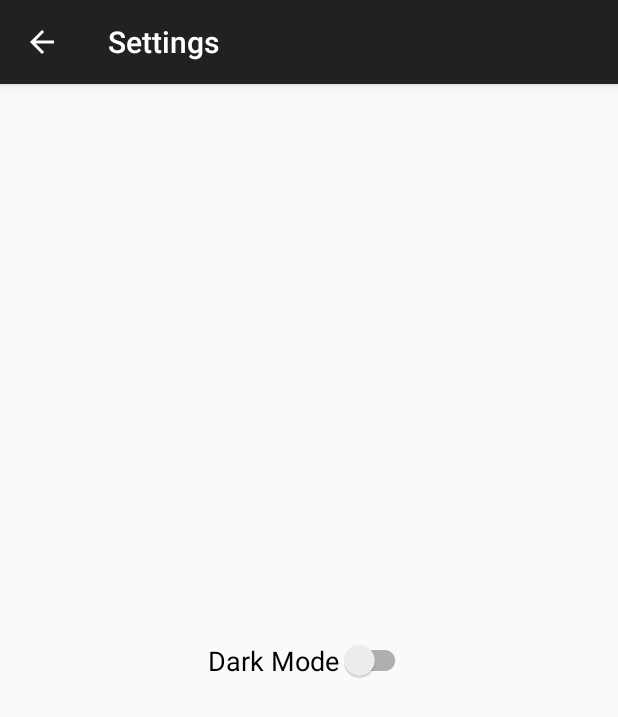
After one commit to tattadv97/RemakeHealtyLife, an Android app: the SettingsActivity screen opened directly, with no data from a screen before it, on a phone screen of 412 x 824 dp. The commit adds this screen. Shown: the top 717 px of the screen. Run offline under Robolectric (Android 15) with nearby library versions, the phone set to English and light mode, and no system bars.

Commit message:
add settings dark mode, belum selesai masih ada bug di dark mode nya

```diff
--- a/app/src/main/AndroidManifest.xml
+++ b/app/src/main/AndroidManifest.xml
@@ -13,6 +13,10 @@
         android:supportsRtl="true"
         android:theme="@style/Theme.Design.NoActionBar"
         tools:targetApi="31">
+        <activity
+            android:name=".SettingsActivity"
+            android:exported="false"
+            android:theme="@style/Base.Theme.RemakeHealtyLife"/>
         <activity
             android:name=".login.ForgotPasswordActivity"
             android:exported="true"
--- /dev/null
+++ b/app/src/main/java/com/tattadv/remakehealtylife/MainViewModel.kt
@@ -0,0 +1,19 @@
+package com.tattadv.remakehealtylife
+
+import androidx.lifecycle.LiveData
+import androidx.lifecycle.ViewModel
+import androidx.lifecycle.asLiveData
+import androidx.lifecycle.viewModelScope
+import kotlinx.coroutines.launch
+
+class MainViewModel(private val pref: SettingPreferences) : ViewModel() {
+    fun getThemeSettings(): LiveData<Boolean> {
+        return pref.getThemeSetting().asLiveData()
+    }
+
+    fun saveThemeSetting(isDarkModeActive: Boolean) {
+        viewModelScope.launch {
+            pref.saveThemeSetting(isDarkModeActive)
+        }
+    }
+}
--- /dev/null
+++ b/app/src/main/java/com/tattadv/remakehealtylife/SettingPreferences.kt
@@ -0,0 +1,43 @@
+package com.tattadv.remakehealtylife
+
+import android.content.Context
+import androidx.datastore.core.DataStore
+import androidx.datastore.preferences.core.Preferences
+import androidx.datastore.preferences.core.booleanPreferencesKey
+import androidx.datastore.preferences.core.edit
+import androidx.datastore.preferences.preferencesDataStore
+import kotlinx.coroutines.flow.Flow
+import kotlinx.coroutines.flow.map
+
+
+val Context.dataStore: DataStore<Preferences> by preferencesDataStore(name = "settings")
+
+class SettingPreferences private constructor(private val dataStore: DataStore<Preferences>) {
+
+    private val THEME_KEY = booleanPreferencesKey("theme setting")
+
+    fun getThemeSetting(): Flow<Boolean> {
+        return dataStore.data.map { preferences ->
+            preferences[THEME_KEY] ?: false
+        }
+    }
+
+    suspend fun saveThemeSetting(isDarakModeActive: Boolean) {
+        dataStore.edit { preferences ->
+            preferences[THEME_KEY] = isDarakModeActive
+        }
+    }
+
+    companion object {
+        @Volatile
+        private var INSTANCE: SettingPreferences? = null
+
+        fun getInstance(dataStore: DataStore<Preferences>): SettingPreferences {
+            return INSTANCE ?: synchronized(this) {
+                val instance = SettingPreferences(dataStore)
+                INSTANCE = instance
+                instance
+            }
+        }
+    }
+}
--- /dev/null
+++ b/app/src/main/java/com/tattadv/remakehealtylife/SettingsActivity.kt
@@ -0,0 +1,60 @@
+package com.tattadv.remakehealtylife
+
+import android.annotation.SuppressLint
+import android.os.Bundle
+import android.widget.CompoundButton
+import androidx.activity.enableEdgeToEdge
+import androidx.appcompat.app.AppCompatActivity
+import androidx.appcompat.app.AppCompatDelegate
+import androidx.core.view.ViewCompat
+import androidx.core.view.WindowInsetsCompat
+import androidx.lifecycle.ViewModelProvider
+import com.google.android.material.switchmaterial.SwitchMaterial
+
+class SettingsActivity : AppCompatActivity() {
+    @SuppressLint("MissingInflatedId")
+    override fun onCreate(savedInstanceState: Bundle?) {
+        super.onCreate(savedInstanceState)
+        enableEdgeToEdge()
+        setContentView(R.layout.activity_settings)
+
+        //setup action bar dengan tombol back
+        supportActionBar?.apply {
+            setDisplayHomeAsUpEnabled(true)
+            setDisplayShowHomeEnabled(true)
+            title =  "Settings"
+        }
+
+        //untuk mengubah tema saat switch diubah
+        val switchTheme = findViewById<SwitchMaterial>(R.id.switch_theme)
+
+        val pref = SettingPreferences.getInstance(application.dataStore)
+        val mainViewModel = ViewModelProvider(this, ViewModelFactory(pref)).get(
+            MainViewModel::class.java
+        )
+        mainViewModel.getThemeSettings().observe(this) { isDarkModeActive: Boolean ->
+            if (isDarkModeActive) {
+                AppCompatDelegate.setDefaultNightMode(AppCompatDelegate.MODE_NIGHT_YES)
+                switchTheme.isChecked = true
+            } else {
+                AppCompatDelegate.setDefaultNightMode(AppCompatDelegate.MODE_NIGHT_NO)
+                switchTheme.isChecked = false
+            }
+        }
+
+        switchTheme.setOnCheckedChangeListener { _: CompoundButton?, isChecked: Boolean ->
+            mainViewModel.saveThemeSetting(isChecked)
+        }
+
+        ViewCompat.setOnApplyWindowInsetsListener(findViewById(R.id.main)) { v, insets ->
+            val systemBars = insets.getInsets(WindowInsetsCompat.Type.systemBars())
+            v.setPadding(systemBars.left, systemBars.top, systemBars.right, systemBars.bottom)
+            insets
+        }
+    }
+    //handle click event buat tombol back di action bar
+    override fun onSupportNavigateUp(): Boolean {
+        onBackPressed()
+        return true
+    }
+}
--- /dev/null
+++ b/app/src/main/java/com/tattadv/remakehealtylife/ViewModelFactory.kt
@@ -0,0 +1,15 @@
+package com.tattadv.remakehealtylife
+
+import androidx.lifecycle.ViewModel
+import androidx.lifecycle.ViewModelProvider
+
+class ViewModelFactory(private val pref : SettingPreferences) : ViewModelProvider.NewInstanceFactory() {
+
+    @Suppress("UNCHECKED_CAST")
+    override fun <T : ViewModel> create(modelClass: Class<T>): T {
+        if (modelClass.isAssignableFrom(MainViewModel::class.java)){
+            return MainViewModel(pref) as T
+        }
+        throw IllegalArgumentException("Unknown ViewModel class: " + modelClass.name)
+    }
+}
--- /dev/null
+++ b/app/src/main/res/layout/activity_settings.xml
@@ -0,0 +1,22 @@
+<?xml version="1.0" encoding="utf-8"?>
+<androidx.constraintlayout.widget.ConstraintLayout xmlns:android="http://schemas.android.com/apk/res/android"
+    xmlns:app="http://schemas.android.com/apk/res-auto"
+    xmlns:tools="http://schemas.android.com/tools"
+    android:id="@+id/main"
+    android:layout_width="match_parent"
+    android:layout_height="match_parent"
+    tools:context=".SettingsActivity">
+
+    <com.google.android.material.switchmaterial.SwitchMaterial
+        android:id="@+id/switch_theme"
+        android:layout_width="wrap_content"
+        android:layout_height="wrap_content"
+        android:text="@string/dark_mode"
+        android:textSize="18sp"
+        app:layout_constraintBottom_toBottomOf="parent"
+        app:layout_constraintEnd_toEndOf="parent"
+        app:layout_constraintStart_toStartOf="parent"
+        app:layout_constraintTop_toTopOf="parent"
+        tools:ignore="TouchTargetSizeCheck" />
+
+</androidx.constraintlayout.widget.ConstraintLayout>
--- a/app/src/main/res/menu/menu.xml
+++ b/app/src/main/res/menu/menu.xml
@@ -7,6 +7,11 @@
         app:showAsAction="never"/>
 
     <item
+        android:id="@+id/action_settings"
+        android:title="@string/settings"
+        app:showAsAction="never"/>
+
+    <item
         android:id="@+id/action_logout"
         android:title="@string/logout"
         app:showAsAction="never"/>
--- a/app/src/main/res/values/strings.xml
+++ b/app/src/main/res/values/strings.xml
@@ -26,5 +26,7 @@
     <string name="register_title">Register</string>
     <string name="punya_akun">Udah punya akun ? Sign in</string>
     <string name="logout">Logout</string>
+    <string name="settings">Settings</string>
+    <string name="dark_mode">Dark Mode</string>
     <string name="searchbar_hint">Masukkan kata</string>
 </resources>
```
Also changed, not shown: app/build.gradle.kts (+7 -0 lines), app/src/main/java/com/tattadv/remakehealtylife/MainActivity.kt (+9 -0 lines), gradle/libs.versions.toml (+10 -1 lines).
